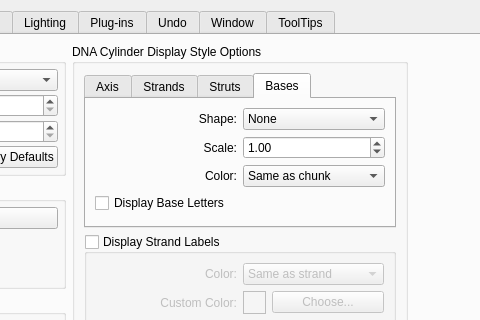
Before: the Qt Designer form cad/src/ne1_ui/UserPrefsDialog.ui in kanzure/nanoengineer, drawn with Qt 5; both pictures show x 290 to 770 and y 0 to 320 of the 1054 by 707 pixel window.
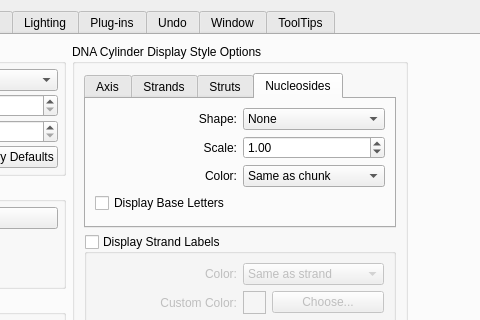
After: the same form once the commit is applied. The open tabs and pages were chosen to show the change. Icons and pictures are not drawn.

Commit message: =Enabled 'Display Base Letters' option + bugfixes.

Patch:
```diff
--- a/cad/src/ne1_ui/UserPrefsDialog.ui
+++ b/cad/src/ne1_ui/UserPrefsDialog.ui
@@ -3411,7 +3411,7 @@
               </widget>
               <widget class="QWidget" name="tab_5" >
                <attribute name="title" >
-                <string>Bases</string>
+                <string>Nucleosides</string>
                </attribute>
                <layout class="QGridLayout" >
                 <property name="margin" >
```
Left out of the diff: 12 changed lines with no effect on the pictures. The commit also changes 4 other files.
